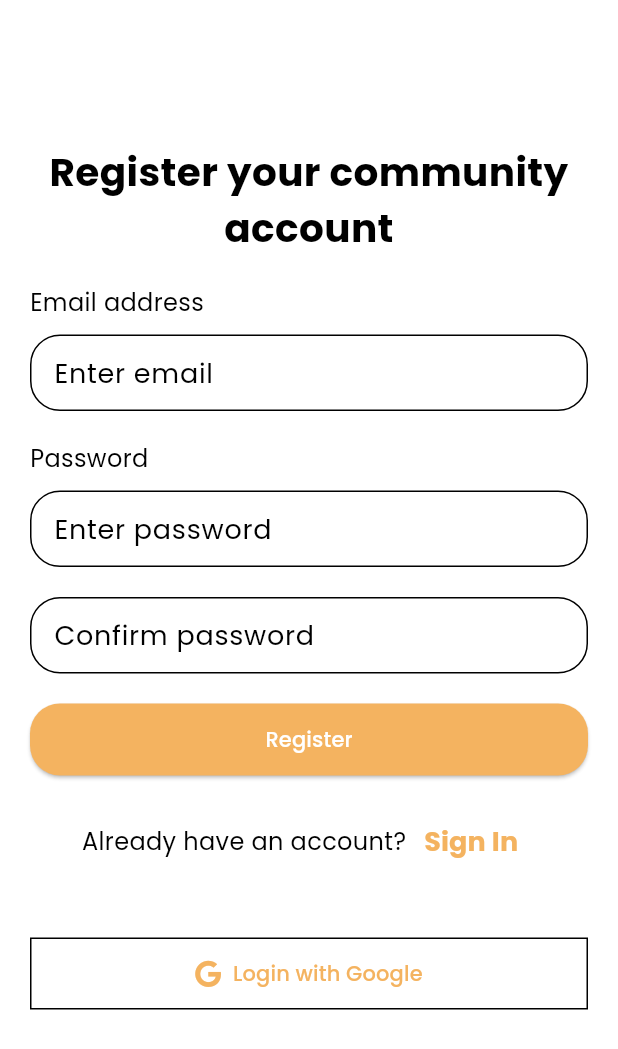
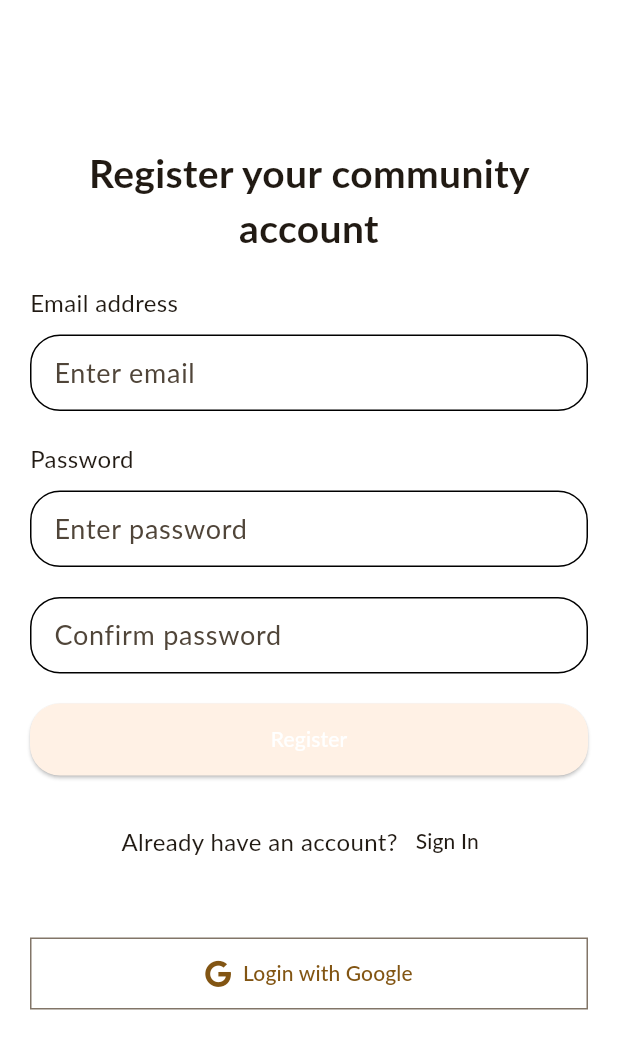
Before and after one commit to Ahmadu-Suleiman/CASE, a Flutter app: the screen it shows after launch, after a tap on "Sign In", after a tap on "Register", on a phone screen of 412 x 824 dp. Shown: the top 1049 px of the screen. Run offline on Flutter 3.47's test engine with Material 3 defaults, Android fonts, the phone set to English and light mode, and no system bars; our stand-ins replace audioplayers, cached_network_image, cloud_firestore, file_picker, firebase_auth, firebase_core and 15 more; missing offline and left inert: country_flags, linear_progress_bar, video_thumbnail; accounts and stored records are empty; Roboto replaces fonts that are missing (Lato).

Commit message:
add: seed color

```diff
--- a/lib/custom_widgets/loading.dart
+++ b/lib/custom_widgets/loading.dart
@@ -1,4 +1,3 @@
-import 'package:case_be_heard/shared/style.dart';
 import 'package:flutter/material.dart';
 import 'package:flutter_spinkit/flutter_spinkit.dart';
 
@@ -9,7 +8,6 @@ class Loading extends StatelessWidget {
   Widget build(BuildContext context) {
     return Container(
         color: Colors.white,
-        child: Center(
-            child: SpinKitDoubleBounce(color: Style.primaryColor, size: 50.0)));
+        child: Center(child: SpinKitDoubleBounce(size: 50.0)));
   }
 }
--- a/lib/custom_widgets/text_icon.dart
+++ b/lib/custom_widgets/text_icon.dart
@@ -1,4 +1,3 @@
-import 'package:case_be_heard/shared/style.dart';
 import 'package:flutter/material.dart';
 
 class IconText extends StatelessWidget {
@@ -20,7 +19,7 @@ class IconText extends StatelessWidget {
         mainAxisSize: MainAxisSize.min,
         mainAxisAlignment: MainAxisAlignment.center,
         children: <Widget>[
-          Icon(icon, color: Style.primaryColor, size: iconSize),
+          Icon(icon, size: iconSize),
           const SizedBox(width: 8),
           Flexible(
               child: Text(text,
--- a/lib/main.dart
+++ b/lib/main.dart
@@ -25,6 +25,10 @@ class CaseApp extends StatelessWidget {
 
   @override
   Widget build(BuildContext context) {
+    ColorScheme lightColorScheme =
+        ColorScheme.fromSeed(seedColor: Style.mainColor);
+    ColorScheme darkColorScheme = ColorScheme.fromSeed(
+        seedColor: Style.mainColorDark, brightness: Brightness.dark);
     return StreamProvider<User?>.value(
         value: AuthService().communityMember,
         initialData: null,
@@ -38,27 +42,9 @@ class CaseApp extends StatelessWidget {
                     debugShowCheckedModeBanner: false,
                     routerConfig: Routes.router,
                     theme: ThemeData(
-                        fontFamily: 'Poppins',
-                        focusColor: Style.secondaryColor,
-                        hoverColor: Style.secondaryColor,
-                        primaryColor: Style.primaryColor,
-                        cardTheme: const CardTheme(color: Colors.white),
-                        iconTheme: const IconThemeData(color: Colors.black),
-                        colorScheme: ColorScheme.light(
-                            background: Colors.white,
-                            primary: Style.primaryColor,
-                            secondary: Style.secondaryColor)),
+                        colorScheme: lightColorScheme, fontFamily: 'Lato'),
                     darkTheme: ThemeData(
-                        fontFamily: 'Poppins',
-                        focusColor: Style.secondaryColor,
-                        hoverColor: Style.secondaryColor,
-                        primaryColor: Style.primaryColor,
-                        cardTheme: CardTheme(color: Style.colorDark),
-                        iconTheme: const IconThemeData(color: Colors.white),
-                        colorScheme: ColorScheme.dark(
-                            background: Style.colorDarker,
-                            secondary: Style.colorDark)),
-                    themeMode: ThemeMode.system);
+                        colorScheme: darkColorScheme, fontFamily: 'Lato'));
               }));
         }));
   }
--- a/lib/pages/authenticate/register.dart
+++ b/lib/pages/authenticate/register.dart
@@ -1,7 +1,6 @@
 import 'package:case_be_heard/custom_widgets/loading.dart';
 import 'package:case_be_heard/services/auth.dart';
 import 'package:case_be_heard/shared/style.dart';
-import 'package:case_be_heard/shared/utility.dart';
 import 'package:flutter/material.dart';
 import 'package:font_awesome_flutter/font_awesome_flutter.dart';
 
@@ -98,10 +97,8 @@ class RegisterState extends State<Register> {
                                 style: TextStyle(fontSize: 16)),
                             TextButton(
                                 child: Text('Sign In',
-                                    style: TextStyle(
-                                        fontWeight: FontWeight.bold,
-                                        color: Style.primaryColor,
-                                        fontSize: 18)),
+                                    style:
+                                        Theme.of(context).textTheme.labelLarge),
                                 onPressed: () => widget.toggleView())
                           ]),
                       const SizedBox(height: 40.0),
--- a/lib/pages/authenticate/sign_in.dart
+++ b/lib/pages/authenticate/sign_in.dart
@@ -94,10 +94,7 @@ class SignInState extends State<SignIn> {
                           style: TextStyle(fontSize: 16)),
                       TextButton(
                           child: Text('Register',
-                              style: TextStyle(
-                                  fontWeight: FontWeight.bold,
-                                  color: Style.primaryColor,
-                                  fontSize: 18)),
+                              style: Theme.of(context).textTheme.labelLarge),
                           onPressed: () => widget.toggleView())
                     ]),
                     const SizedBox(height: 40.0),
--- a/lib/shared/style.dart
+++ b/lib/shared/style.dart
@@ -1,11 +1,8 @@
 import 'package:flutter/material.dart';
 
 class Style {
-  static Color primaryColor = const Color(0xFFF4B360);
-  static Color secondaryColor = const Color(0xFFE7E7E7);
-
-  static Color colorDarker = const Color(0xFF111F28);
-  static Color colorDark = const Color(0xFF1A3140);
+  static Color mainColor = const Color(0xFFF4B360);
+  static Color mainColorDark = const Color(0xFF111F28);
 
   static final textInputDecoration = InputDecoration(
       contentPadding: const EdgeInsets.all(12.0),
@@ -20,17 +17,15 @@ class Style {
           borderSide: const BorderSide(color: Colors.black, width: 1.0)),
       focusedBorder: OutlineInputBorder(
           borderRadius: BorderRadius.circular(20.0),
-          borderSide: BorderSide(color: primaryColor, width: 1.0)));
+          borderSide: const BorderSide(width: 1.0)));
 
   static final buttonDecoration = ElevatedButton.styleFrom(
       padding: const EdgeInsets.all(14.0),
-      backgroundColor: primaryColor,
       foregroundColor: Colors.white,
       shape: RoundedRectangleBorder(borderRadius: BorderRadius.circular(20.0)));
   static final buttonGoogleDecoration = OutlinedButton.styleFrom(
       padding: const EdgeInsets.all(14.0),
       backgroundColor: Colors.white,
-      foregroundColor: primaryColor,
       shape: const RoundedRectangleBorder(borderRadius: BorderRadius.zero));
 
   static InputDecoration descriptiveDecoration(String hint) => InputDecoration(
```
Also changed, not shown: lib/custom_widgets/case_card.dart (+13 -22 lines), lib/custom_widgets/case_card_edit.dart (+4 -10 lines), lib/custom_widgets/comment_widget.dart (+5 -12 lines), lib/custom_widgets/members_list.dart (+1 -6 lines), lib/custom_widgets/petition_card.dart (+11 -12 lines), lib/custom_widgets/petition_card_edit.dart (+4 -5 lines), lib/pages/case_pages/case_page.dart (+5 -7 lines), lib/pages/case_pages/create_case.dart (+4 -6 lines).
